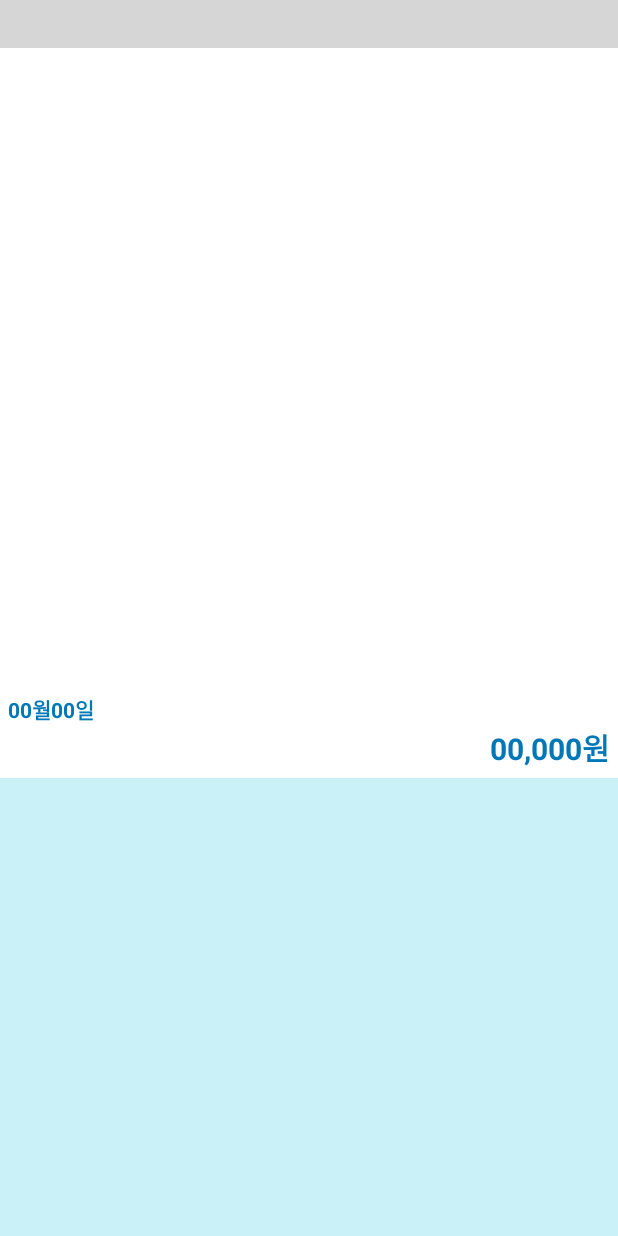
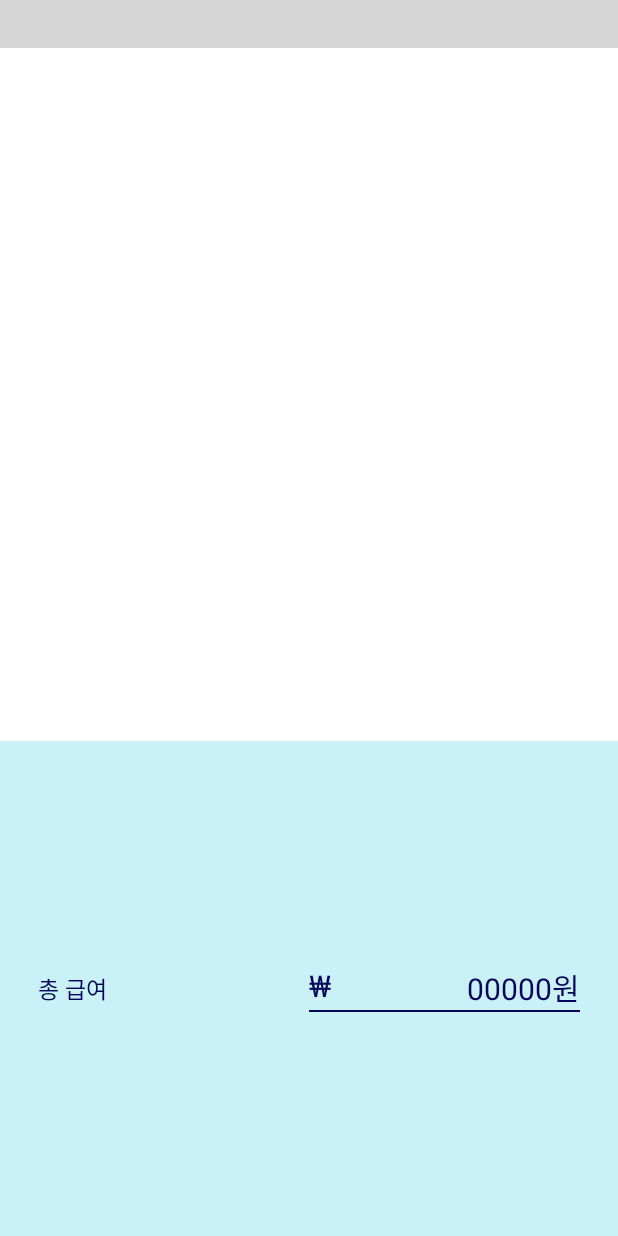
Before and after one commit to Njongwook/24-1-MCTeamProject, an Android app: the layout fragment_calendar.xml on its own in the app's theme, with its tools: preview values and no code run, on a phone screen of 412 x 824 dp. Run offline under Robolectric (Android 15) with nearby library versions, the phone set to English and light mode, and no system bars; plain views replace MaterialCalendarView; grey boxes are pictures that could not be loaded.

```diff
--- a/app/src/main/java/com/example/timeconversionapplication/MyAdapter.kt
+++ b/app/src/main/java/com/example/timeconversionapplication/MyAdapter.kt
@@ -17,6 +17,7 @@ class MyAdapter(private var dataSet: MutableList<Any>) : RecyclerView.Adapter<Re
         fun bind(time: WorkTime) {
             binding.placeName.text = time.place_name
             binding.wage.text = time.wage.toString()
+            binding.date.text = time.date
         }
     }
 
--- a/app/src/main/java/com/example/timeconversionapplication/ProductFragment.kt
+++ b/app/src/main/java/com/example/timeconversionapplication/ProductFragment.kt
@@ -133,7 +133,7 @@ class ProductFragment : Fragment(), ProductDialogFragment.OnProductSelectedListe
                 val Dday = 0
                 var salary = 0
 
-                // workTime의 wage 값 모두 더해서 salary 만들기
+                // workTime의 wage 값 모두 더해서 salary 만들기 (계산 할 때 필요하다면 쓰세요)
                 val db = dbHelper.readableDatabase
                 val cursor = db.rawQuery("SELECT wage FROM worktime", null)
 
--- a/app/src/main/res/layout/fragment_calendar.xml
+++ b/app/src/main/res/layout/fragment_calendar.xml
@@ -22,66 +22,66 @@
             android:layout_height="wrap_content"/>-->
     </LinearLayout>
 
-    <LinearLayout
-        android:layout_width="match_parent"
-        android:layout_height="wrap_content"
-        android:orientation="vertical"
-        android:padding="5dp">
-        <LinearLayout
-            android:layout_width="match_parent"
-            android:layout_height="wrap_content"
-            android:orientation="horizontal">
-            <TextView
-                android:id="@+id/month"
-                android:layout_width="wrap_content"
-                android:layout_height="wrap_content"
-                android:textStyle="bold"
-                android:textColor="@color/blue4"
-                android:text="00"/>
-            <TextView
-                android:layout_width="wrap_content"
-                android:layout_height="wrap_content"
-                android:textStyle="bold"
-                android:textColor="@color/blue4"
-                android:text="월"/>
-            <TextView
-                android:id="@+id/day"
-                android:layout_width="wrap_content"
-                android:layout_height="wrap_content"
-                android:textStyle="bold"
-                android:textColor="@color/blue4"
-                android:text="00"/>
-            <TextView
-                android:layout_width="wrap_content"
-                android:layout_height="wrap_content"
-                android:textStyle="bold"
-                android:textColor="@color/blue4"
-                android:text="일"/>
-        </LinearLayout>
-        <LinearLayout
-            android:layout_width="match_parent"
-            android:layout_height="wrap_content"
-            android:gravity="right"
-            android:orientation="horizontal">
-            <TextView
-                android:id="@+id/wage"
-                android:layout_width="wrap_content"
-                android:layout_height="wrap_content"
-                android:gravity="right"
-                android:textSize="20dp"
-                android:textStyle="bold"
-                android:textColor="@color/blue4"
-                android:text="00,000"/>
-            <TextView
-                android:layout_width="wrap_content"
-                android:layout_height="wrap_content"
-                android:gravity="right"
-                android:textSize="20dp"
-                android:textStyle="bold"
-                android:textColor="@color/blue4"
-                android:text="원"/>
-        </LinearLayout>
-    </LinearLayout>
+<!--    <LinearLayout-->
+<!--        android:layout_width="match_parent"-->
+<!--        android:layout_height="wrap_content"-->
+<!--        android:orientation="vertical"-->
+<!--        android:padding="5dp">-->
+<!--        <LinearLayout-->
+<!--            android:layout_width="match_parent"-->
+<!--            android:layout_height="wrap_content"-->
+<!--            android:orientation="horizontal">-->
+<!--            <TextView-->
+<!--                android:id="@+id/month"-->
+<!--                android:layout_width="wrap_content"-->
+<!--                android:layout_height="wrap_content"-->
+<!--                android:textStyle="bold"-->
+<!--                android:textColor="@color/blue4"-->
+<!--                android:text="00"/>-->
+<!--            <TextView-->
+<!--                android:layout_width="wrap_content"-->
+<!--                android:layout_height="wrap_content"-->
+<!--                android:textStyle="bold"-->
+<!--                android:textColor="@color/blue4"-->
+<!--                android:text="월"/>-->
+<!--            <TextView-->
+<!--                android:id="@+id/day"-->
+<!--                android:layout_width="wrap_content"-->
+<!--                android:layout_height="wrap_content"-->
+<!--                android:textStyle="bold"-->
+<!--                android:textColor="@color/blue4"-->
+<!--                android:text="00"/>-->
+<!--            <TextView-->
+<!--                android:layout_width="wrap_content"-->
+<!--                android:layout_height="wrap_content"-->
+<!--                android:textStyle="bold"-->
+<!--                android:textColor="@color/blue4"-->
+<!--                android:text="일"/>-->
+<!--        </LinearLayout>-->
+<!--        <LinearLayout-->
+<!--            android:layout_width="match_parent"-->
+<!--            android:layout_height="wrap_content"-->
+<!--            android:gravity="right"-->
+<!--            android:orientation="horizontal">-->
+<!--            <TextView-->
+<!--                android:id="@+id/wage"-->
+<!--                android:layout_width="wrap_content"-->
+<!--                android:layout_height="wrap_content"-->
+<!--                android:gravity="right"-->
+<!--                android:textSize="20dp"-->
+<!--                android:textStyle="bold"-->
+<!--                android:textColor="@color/blue4"-->
+<!--                android:text="00,000"/>-->
+<!--            <TextView-->
+<!--                android:layout_width="wrap_content"-->
+<!--                android:layout_height="wrap_content"-->
+<!--                android:gravity="right"-->
+<!--                android:textSize="20dp"-->
+<!--                android:textStyle="bold"-->
+<!--                android:textColor="@color/blue4"-->
+<!--                android:text="원"/>-->
+<!--        </LinearLayout>-->
+<!--    </LinearLayout>-->
     <LinearLayout
         android:layout_width="match_parent"
         android:layout_height="0dp"
@@ -96,11 +96,68 @@
             android:layout_width="match_parent"
             android:layout_height="wrap_content"
             app:layoutManager="androidx.recyclerview.widget.LinearLayoutManager"/>
-        <androidx.recyclerview.widget.RecyclerView
-            android:id="@+id/recyclerView2"
+<!--        <androidx.recyclerview.widget.RecyclerView-->
+<!--            android:id="@+id/recyclerView2"-->
+<!--            android:layout_width="match_parent"-->
+<!--            android:layout_height="wrap_content"-->
+<!--            app:layoutManager="androidx.recyclerview.widget.LinearLayoutManager"/>-->
+
+        <LinearLayout xmlns:android="http://schemas.android.com/apk/res/android"
             android:layout_width="match_parent"
             android:layout_height="wrap_content"
-            app:layoutManager="androidx.recyclerview.widget.LinearLayoutManager"/>
-
+            android:gravity="center"
+            android:padding="5dp"
+            android:orientation="horizontal">
+            <TextView
+                android:layout_width="0dp"
+                android:layout_height="wrap_content"
+                android:layout_weight="1"
+                android:textColor="@color/blue5"
+                android:textSize="15dp"
+                android:text="총 급여"/>
+            <LinearLayout
+                android:layout_width="0dp"
+                android:layout_height="wrap_content"
+                android:layout_weight="1"
+                android:orientation="vertical">
+                <LinearLayout
+                    android:layout_width="match_parent"
+                    android:layout_height="wrap_content"
+                    android:orientation="horizontal"
+                    android:gravity="right">
+                    <TextView
+                        android:layout_width="wrap_content"
+                        android:layout_height="wrap_content"
+                        android:layout_alignParentStart="true"
+                        android:textColor="@color/blue5"
+                        android:textSize="20dp"
+                        android:text="₩"/>
+                    <LinearLayout
+                        android:layout_width="match_parent"
+                        android:layout_height="wrap_content"
+                        android:orientation="horizontal"
+                        android:gravity="right">
+                        <TextView
+                            android:id="@+id/salary"
+                            android:layout_width="wrap_content"
+                            android:layout_height="wrap_content"
+                            android:textColor="@color/blue5"
+                            android:textSize="20dp"
+                            android:text="00000"/>
+                        <TextView
+                            android:layout_width="wrap_content"
+                            android:layout_height="wrap_content"
+                            android:textColor="@color/blue5"
+                            android:gravity="right"
+                            android:textSize="20dp"
+                            android:text="원"/>
+                    </LinearLayout>
+                </LinearLayout>
+                <View
+                    android:layout_width="match_parent"
+                    android:layout_height="2px"
+                    android:background="@color/blue5"/>
+            </LinearLayout>
+        </LinearLayout>
     </LinearLayout>
 </LinearLayout>
```
Also changed, not shown: app/src/main/java/com/example/timeconversionapplication/CalendarAdapter.kt (+37 -17 lines), app/src/main/java/com/example/timeconversionapplication/CalendarFragment.kt (+9 -9 lines), app/src/main/java/com/example/timeconversionapplication/ListPlaceActivity.kt (+0 -10 lines), app/src/main/java/com/example/timeconversionapplication/MyDatabase.kt (+12 -17 lines), app/src/main/res/layout/list_place.xml (+1 -7 lines), app/src/main/res/layout/list_product.xml (+6 -10 lines).
